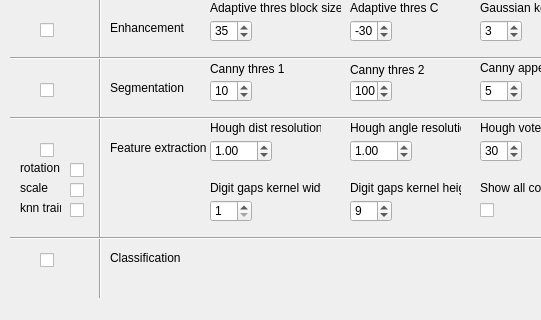
Before: the Qt Designer form mainwindow.ui in AIHGomaa/EVDProject1, drawn with Qt 5; both pictures show x 0 to 541 and y 117 to 437 of the 822 by 437 pixel window.
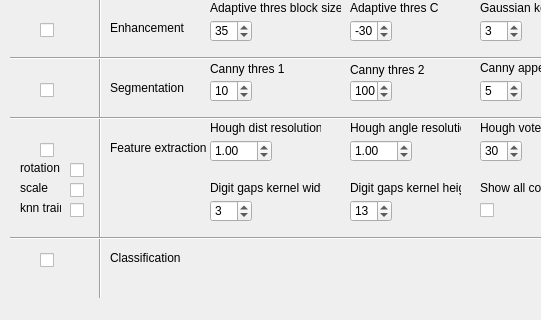
After: the same form once the commit is applied.

The edit to the form file:
```diff
--- a/mainwindow.ui
+++ b/mainwindow.ui
@@ -498,7 +498,7 @@
      <number>2</number>
     </property>
     <property name="value">
-     <number>1</number>
+     <number>3</number>
     </property>
    </widget>
    <widget class="QSpinBox" name="spnDigitDilateKernelHeight">
@@ -517,7 +517,7 @@
      <number>2</number>
     </property>
     <property name="value">
-     <number>9</number>
+     <number>13</number>
     </property>
    </widget>
    <widget class="QLabel" name="label_19">
```
